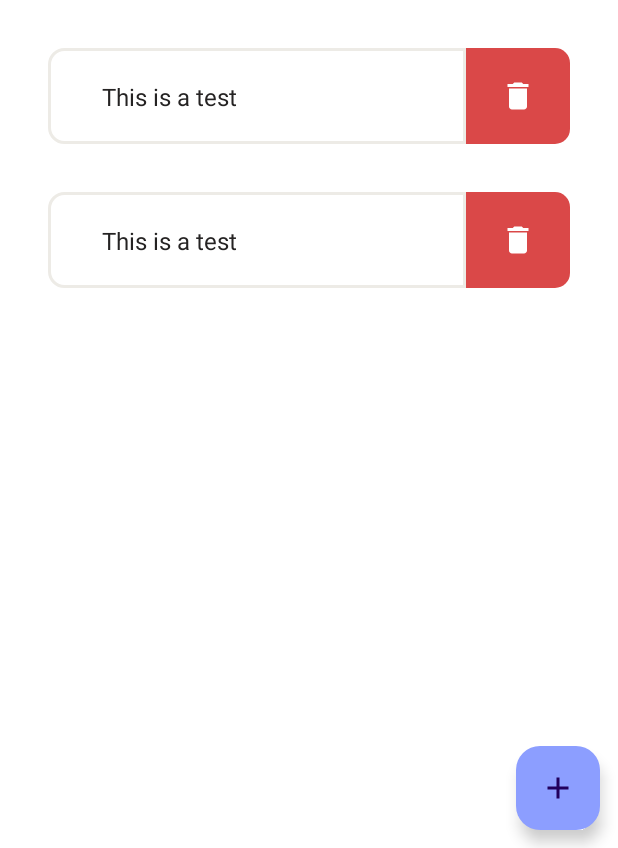
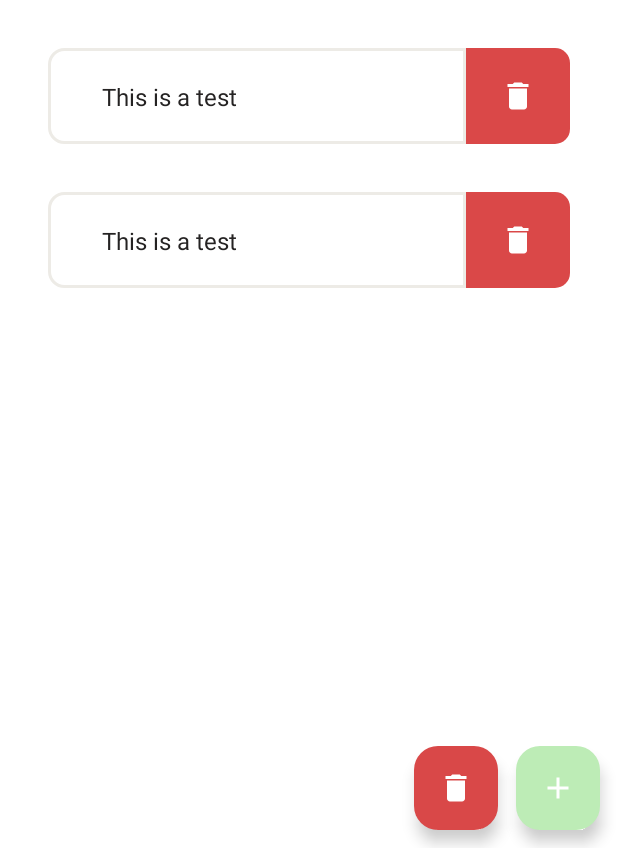
Before and after one commit to TiagoOliveiraa/ShopBuddy, an Android app: the layout fragment_list.xml on its own in the app's theme, with its tools: preview values and no code run, on a phone screen of 412 x 824 dp, the part 388-1236 px from its top. Run offline under Robolectric (Android 15) with nearby library versions, the phone set to English and light mode, and no system bars; Roboto replaces fonts that are not available here.

Commit message:
delete all button, store button, fix some shopping bugs

```diff
--- a/app/src/main/AndroidManifest.xml
+++ b/app/src/main/AndroidManifest.xml
@@ -22,7 +22,7 @@
             android:name=".view.list.AddProductActivity"
             android:exported="false" />
         <activity
-            android:name=".view.shopping.AddStore"
+            android:name=".view.spending.AddStore"
             android:exported="false" />
         <activity
             android:name=".MainActivity"
--- a/app/src/main/java/com/toliveira/shopbuddy/data/product/ProductDao.kt
+++ b/app/src/main/java/com/toliveira/shopbuddy/data/product/ProductDao.kt
@@ -24,6 +24,12 @@ interface ProductDao {
     @Delete
     fun deleteProduct(product: Product)
 
+    @Query("DELETE FROM product_table")
+    fun deleteAllProducts()
+
+    @Query("DELETE FROM product_table WHERE productStoreId != null")
+    fun deletePurchasedProducts()
+
 
 
 
--- a/app/src/main/java/com/toliveira/shopbuddy/view/shopping/AddStore.kt
+++ b/app/src/main/java/com/toliveira/shopbuddy/view/spending/AddStore.kt
@@ -1,17 +1,13 @@
-package com.toliveira.shopbuddy.view.shopping
+package com.toliveira.shopbuddy.view.spending
 
 import android.os.Bundle
 import android.text.TextUtils.isEmpty
 import android.widget.Toast
 import androidx.appcompat.app.AppCompatActivity
 import androidx.lifecycle.ViewModelProvider
-import com.toliveira.shopbuddy.data.ShopDatabase
-import com.toliveira.shopbuddy.data.store.StoreRepository
 import com.toliveira.shopbuddy.databinding.ActivityAddStoreBinding
 import com.toliveira.shopbuddy.model.Store
 import com.toliveira.shopbuddy.viewModel.StoreViewModel
-import kotlinx.coroutines.GlobalScope
-import kotlinx.coroutines.launch
 
 class AddStore : AppCompatActivity() {
 
--- /dev/null
+++ b/app/src/main/res/drawable/baseline_store_24.xml
@@ -0,0 +1,5 @@
+<vector android:height="24dp" android:tint="#000000"
+    android:viewportHeight="24" android:viewportWidth="24"
+    android:width="24dp" xmlns:android="http://schemas.android.com/apk/res/android">
+    <path android:fillColor="@android:color/white" android:pathData="M20,4L4,4v2h16L20,4zM21,14v-2l-1,-5L4,7l-1,5v2h1v6h10v-6h4v6h2v-6h1zM12,18L6,18v-4h6v4z"/>
+</vector>
--- a/app/src/main/res/layout/activity_add_store.xml
+++ b/app/src/main/res/layout/activity_add_store.xml
@@ -4,7 +4,7 @@
     android:layout_width="match_parent"
     android:layout_height="match_parent"
     xmlns:app="http://schemas.android.com/apk/res-auto"
-    tools:context=".view.shopping.AddStore">
+    tools:context=".view.spending.AddStore">
 
     <com.google.android.material.textfield.TextInputLayout
         android:id="@+id/textInputAddStore"
--- a/app/src/main/res/layout/fragment_list.xml
+++ b/app/src/main/res/layout/fragment_list.xml
@@ -63,6 +63,20 @@
         android:backgroundTint="@color/Button_Color"
         android:src="@drawable/baseline_add_24"
         app:layout_constraintBottom_toBottomOf="parent"
-        app:layout_constraintRight_toRightOf="parent" />
+        app:layout_constraintRight_toRightOf="parent"
+        app:tint="@color/white"
+        tools:ignore="ContentDescription" />
+
+    <com.google.android.material.floatingactionbutton.FloatingActionButton
+        android:id="@+id/deleteAllButton"
+        android:layout_width="wrap_content"
+        android:layout_height="wrap_content"
+        app:backgroundTint="#D94848"
+        app:layout_constraintBottom_toBottomOf="parent"
+        app:layout_constraintRight_toLeftOf="@id/listButton"
+        android:layout_marginBottom="12dp"
+        android:layout_marginRight="12dp"
+        android:src="@drawable/baseline_delete_24"
+        app:tint="@color/white" />
 
 </androidx.constraintlayout.widget.ConstraintLayout>
--- a/app/src/main/res/layout/fragment_shopping.xml
+++ b/app/src/main/res/layout/fragment_shopping.xml
@@ -95,7 +95,7 @@
     </androidx.constraintlayout.widget.ConstraintLayout>
 
     <com.google.android.material.floatingactionbutton.FloatingActionButton
-        android:id="@+id/addStoreButton"
+        android:id="@+id/addProductButton"
         android:layout_width="wrap_content"
         android:layout_height="wrap_content"
         android:layout_marginRight="16dp"
@@ -103,6 +103,7 @@
         android:backgroundTint="@color/Button_Color"
         android:src="@drawable/baseline_add_24"
         app:layout_constraintBottom_toBottomOf="parent"
-        app:layout_constraintRight_toRightOf="parent" />
+        app:layout_constraintRight_toRightOf="parent"
+        app:tint="@color/white"/>
 
 </androidx.constraintlayout.widget.ConstraintLayout>
--- a/app/src/main/res/layout/shopping_item_row.xml
+++ b/app/src/main/res/layout/shopping_item_row.xml
@@ -32,7 +32,7 @@
             tools:text="This is a test" />
 
         <ImageView
-            android:id="@+id/item_delete_shopping"
+            android:id="@+id/item_add_car"
             android:layout_width="wrap_content"
             android:layout_height="wrap_content"
             android:src="@drawable/baseline_shopping_cart_24"
@@ -40,7 +40,7 @@
             app:layout_constraintRight_toRightOf="parent"
             app:layout_constraintTop_toTopOf="parent"
             android:layout_marginRight="36dp"
-            android:tint="@color/Button_Color"
+            app:tint="@color/Button_Color"
             />
 
     </androidx.constraintlayout.widget.ConstraintLayout>
--- a/app/src/main/res/values/colors.xml
+++ b/app/src/main/res/values/colors.xml
@@ -5,7 +5,7 @@
     <color name="first_gradient">#B7D3F2</color>
 <!--#284850-->
     <color name="last_gradient">#84AFE6</color>
-    <color name="Button_Color">#8C9EFF</color>
+    <color name="Button_Color">#BDECB6</color>
     <color name="shopping_row_background">#EDEBE6</color>
     <color name="TextColor">#252323</color>
 </resources>
```
Also changed, not shown: app/src/main/java/com/toliveira/shopbuddy/data/product/ProductRepository.kt (+8 -0 lines), app/src/main/java/com/toliveira/shopbuddy/view/list/ListFragment.kt (+42 -7 lines), app/src/main/java/com/toliveira/shopbuddy/view/shopping/BuyProduct.kt (+7 -1 lines), app/src/main/java/com/toliveira/shopbuddy/view/shopping/ShoppingAdapter.kt (+12 -1 lines), app/src/main/java/com/toliveira/shopbuddy/view/shopping/ShoppingFragment.kt (+26 -12 lines), app/src/main/java/com/toliveira/shopbuddy/viewModel/ProductViewModel.kt (+13 -0 lines), app/src/main/res/layout/fragment_spending.xml (+12 -0 lines).
